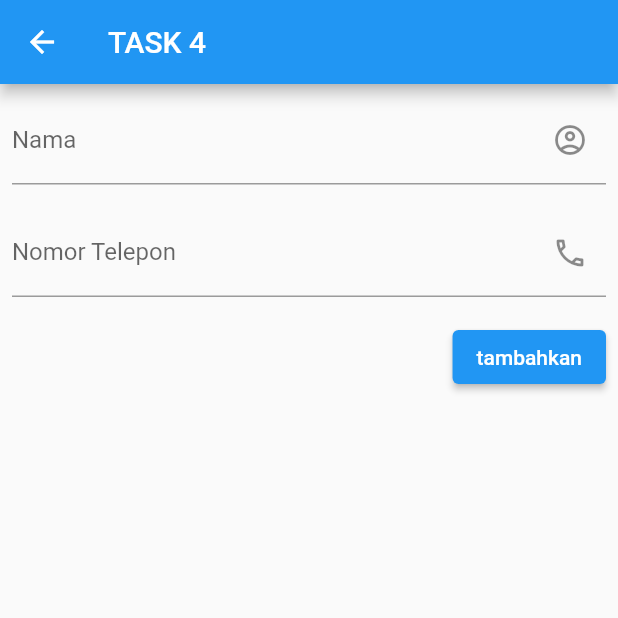
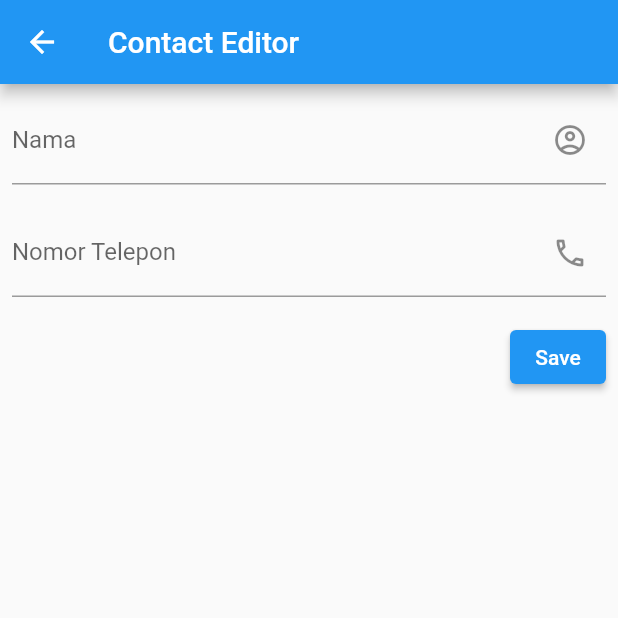
Before and after one commit to DeniBouk/task_5, a Flutter app: the SimpleInput screen opened by its route, on a phone screen of 412 x 824 dp, the top half of it. Run offline on Flutter 3.47's test engine with Material 2 defaults, Android fonts, the light colour scheme and no system bars.

Commit message:
add some functionality

```diff
--- a/lib/data/data.dart
+++ b/lib/data/data.dart
@@ -4,9 +4,7 @@ class Data {
   List<Contact> data = <Contact>[];
 
   Data() {
-    data = ([
-      Contact(contactName: "contactName", contactNumber: "contactNumber"),
-    ]);
+    data = ([]);
   }
 
   List<Contact> getData() {
--- a/lib/input.dart
+++ b/lib/input.dart
@@ -1,4 +1,7 @@
 import 'package:flutter/material.dart';
+import 'package:provider/provider.dart';
+import 'package:task_5/model/contact.dart';
+import 'package:task_5/provider/contact_provider.dart';
 
 class SimpleInput extends StatelessWidget {
   TextEditingController namaController = TextEditingController();
@@ -6,9 +9,21 @@ class SimpleInput extends StatelessWidget {
 
   @override
   Widget build(BuildContext context) {
+    Object? args = ModalRoute.of(context)?.settings.arguments;
+    int? index;
+    Contact? contact;
+    if (args is Map<String, dynamic>) {
+      if (args['index'] is int && args['contact'] is Contact) {
+        index = args['index'];
+        contact = args['contact'];
+        namaController.text = contact!.contactName;
+        nomorController.text = contact.contactNumber;
+      }
+    }
+
     return Scaffold(
         appBar: AppBar(
-          title: Text('TASK 4'),
+          title: const Text('Contact Editor'),
         ),
         body: Column(
           children: <Widget>[
@@ -16,7 +31,7 @@ class SimpleInput extends StatelessWidget {
               padding: const EdgeInsets.all(8.0),
               child: TextField(
                 controller: namaController,
-                decoration: InputDecoration(
+                decoration: const InputDecoration(
                   suffixIcon: Icon(
                     Icons.account_circle_outlined,
                   ),
@@ -28,7 +43,7 @@ class SimpleInput extends StatelessWidget {
               padding: const EdgeInsets.all(8.0),
               child: TextField(
                 controller: nomorController,
-                decoration: InputDecoration(
+                decoration: const InputDecoration(
                   suffixIcon: Icon(
                     Icons.phone_outlined,
                   ),
@@ -41,17 +56,35 @@ class SimpleInput extends StatelessWidget {
               children: [
                 Padding(
                   padding: const EdgeInsets.all(8.0),
-                  child: ElevatedButton(
-                    // Tombol Navigator ke New Screen
-                    onPressed: () {
-                      Navigator.push(
-                        context,
-                        MaterialPageRoute(
-                            builder: (context) => home(
-                                namaController.text, nomorController.text)),
+                  child: Consumer<ContactProvider>(
+                    builder: (
+                      BuildContext context,
+                      ContactProvider value,
+                      Widget? child,
+                    ) {
+                      return ElevatedButton(
+                        // Tombol Navigator ke New Screen
+                        onPressed: () {
+                          if (index != null) {
+                            value.editContact(
+                              index,
+                              Contact(
+                                  contactName: namaController.text,
+                                  contactNumber: nomorController.text),
+                            );
+                          } else {
+                            value.addContact(
+                              Contact(
+                                contactName: namaController.text,
+                                contactNumber: nomorController.text,
+                              ),
+                            );
+                          }
+                          Navigator.pop(context);
+                        },
+                        child: const Text('Save'),
                       );
                     },
-                    child: Text('tambahkan'),
                   ),
                 ),
               ],
--- a/lib/ui/contact_page/contact_item.dart
+++ b/lib/ui/contact_page/contact_item.dart
@@ -36,6 +36,7 @@ class ContactItem extends StatelessWidget {
               left: 8,
             ),
             child: Column(
+              crossAxisAlignment: CrossAxisAlignment.start,
               children: <Widget>[
                 Text(
                   contactName,
--- a/lib/ui/contact_page/contact_page.dart
+++ b/lib/ui/contact_page/contact_page.dart
@@ -12,9 +12,11 @@ class ContactPage extends StatelessWidget {
           "My Contact",
         ),
       ),
-      body: ContactContent(),
+      body: const ContactContent(),
       floatingActionButton: FloatingActionButton(
-        onPressed: () {},
+        onPressed: () {
+          Navigator.pushNamed(context, '/editor');
+        },
         child: const Icon(
           Icons.add,
         ),
```
Also changed, not shown: lib/ui/contact_page/contact_content.dart (+39 -3 lines).
